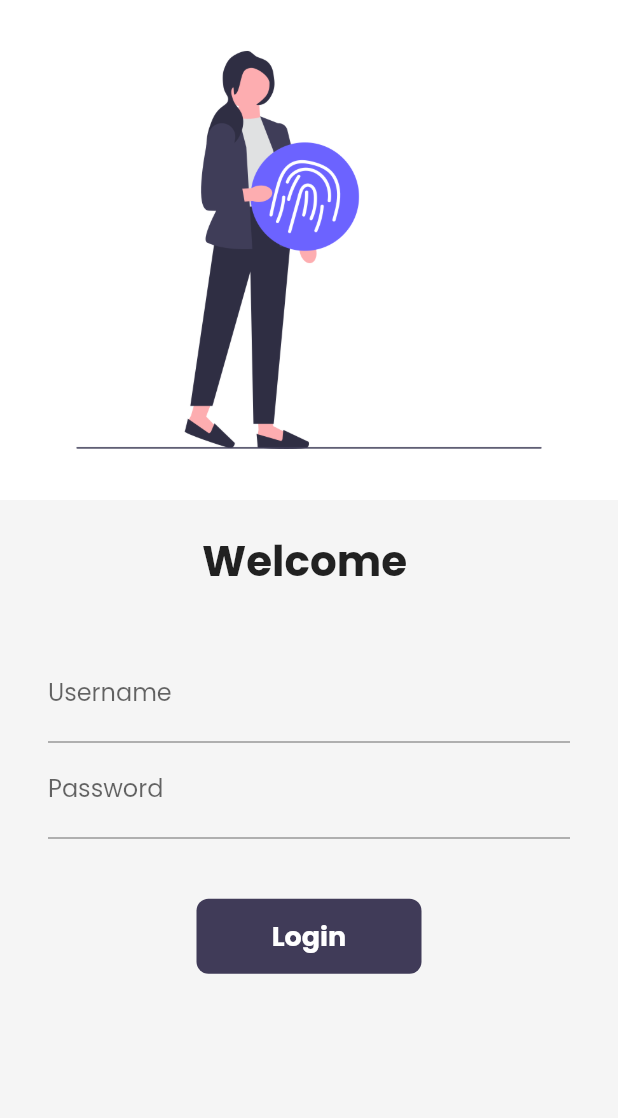
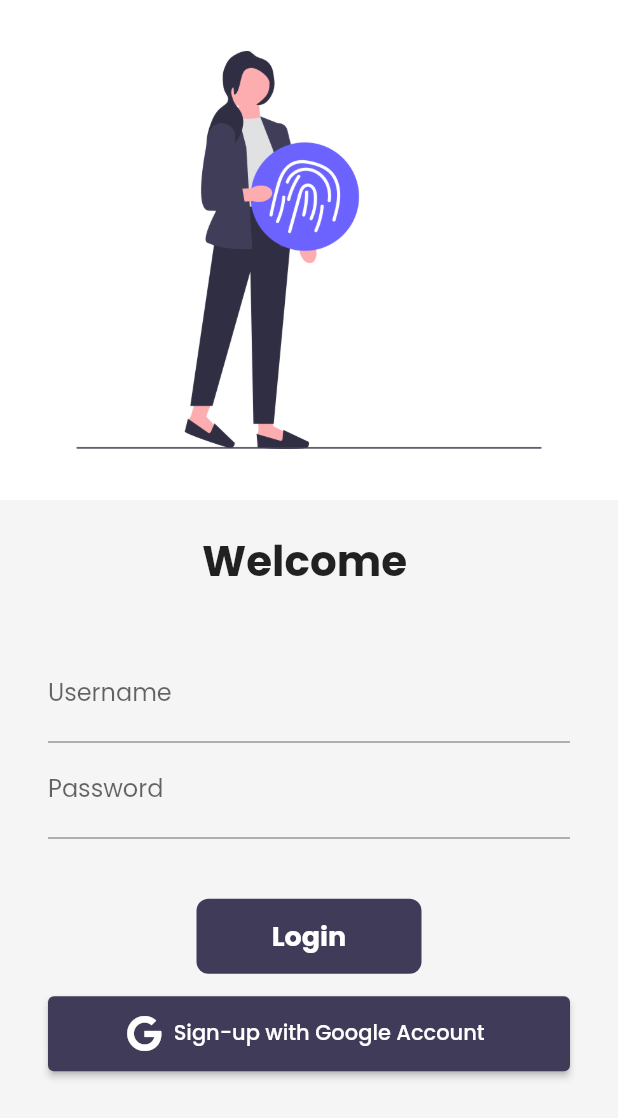
Before and after one commit to FuriousFoe/InheritanceProject, a Flutter app: the screen it shows after launch, on a phone screen of 412 x 824 dp. Shown: the top 1118 px of the screen. Run offline on Flutter 3.47's test engine with Material 2 defaults, Android fonts, the phone set to English and light mode, and no system bars; our stand-ins replace cloud_firestore, firebase_auth, firebase_core, font_awesome_flutter, google_fonts, google_maps_flutter and 2 more; accounts and stored records are empty.

Commit message:
login branch created

```diff
--- a/My apps/flutter_project/lib/main.dart
+++ b/My apps/flutter_project/lib/main.dart
@@ -1,4 +1,3 @@
-
 import 'package:flutter/material.dart';
 import 'package:flutter_project/pages/account_detailspage.dart';
 import 'package:flutter_project/pages/cart_page.dart';
@@ -15,20 +14,20 @@ import 'package:flutter_project/widgets/themes.dart';
 import 'package:firebase_core/firebase_core.dart';
 import 'package:cloud_firestore/cloud_firestore.dart';
 import 'package:flutter_project/pages/maps/google_map_api.dart';
+import 'package:provider/provider.dart';
 
 void main() async {
-
   WidgetsFlutterBinding.ensureInitialized();
   await Firebase.initializeApp();
-  runApp( MaterialApp(home: const MyApp()));
+  runApp(MaterialApp(home: const MyApp()));
 }
-
 
 class MyApp extends StatelessWidget {
   const MyApp({Key? key}) : super(key: key);
   @override
-  Widget build(BuildContext context) {
-    return MaterialApp(
+  Widget build(BuildContext context) => ChangeNotifierProvider(
+        create: (context) => GoogleSignInProvider(),
+        child: MaterialApp(
           themeMode: ThemeMode.system,
           theme: MyTheme.lightTheme(context),
           darkTheme: MyTheme.darkTheme(context),
@@ -39,15 +38,15 @@ class MyApp extends StatelessWidget {
             MyRoutes.homeRoute: (context) => HomePage(),
             MyRoutes.loginRoute: (context) => LoginPage(),
             MyRoutes.cartRoute: (context) => CartPage(),
-        MyRoutes.profileRoute:(context) => Frame(),
-        MyRoutes.accountRoute:(context) => Frametwo(),
-        MyRoutes.facilityRoute:(context) => Facilities(),
-        MyRoutes.buttonRoute:(context) => Home(),
-        MyRoutes.termsRoute:(context) => Terms(),
-        MyRoutes.accountRoute:(context) => Frametwo(),
-        MyRoutes.roomRoute:(context) => RoomDetails(),
+            MyRoutes.profileRoute: (context) => Frame(),
+            MyRoutes.accountRoute: (context) => Frametwo(),
+            MyRoutes.facilityRoute: (context) => Facilities(),
+            MyRoutes.buttonRoute: (context) => Home(),
+            MyRoutes.termsRoute: (context) => Terms(),
+            MyRoutes.accountRoute: (context) => Frametwo(),
+            MyRoutes.roomRoute: (context) => RoomDetails(),
             MyRoutes.mapRoute: (context) => GoogleMapAPI()
           },
+        ),
       );
 }
-}
--- a/My apps/flutter_project/lib/pages/loginpage.dart
+++ b/My apps/flutter_project/lib/pages/loginpage.dart
@@ -1,7 +1,32 @@
 import 'package:cloud_firestore/cloud_firestore.dart';
+import 'package:firebase_auth/firebase_auth.dart';
 import 'package:flutter/material.dart';
 import 'package:flutter_project/utils/routes.dart';
+import 'package:font_awesome_flutter/font_awesome_flutter.dart';
+import 'package:google_sign_in/google_sign_in.dart';
+import 'package:provider/provider.dart';
 import 'package:velocity_x/velocity_x.dart';
+
+class GoogleSignInProvider extends ChangeNotifier {
+  final google_sign_in = GoogleSignIn();
+  GoogleSignInAccount? _user;
+
+  GoogleSignInAccount get user => _user!;
+
+  Future googleLogin() async {
+    final google_user = await google_sign_in.signIn();
+    if (google_user == null) return;
+    _user = google_user;
+
+    final google_auth = await google_user.authentication;
+
+    final credential = GoogleAuthProvider.credential(
+        accessToken: google_auth.accessToken, idToken: google_auth.idToken);
+
+    await FirebaseAuth.instance.signInWithCredential(credential);
+    notifyListeners();
+  }
+}
 
 class LoginPage extends StatefulWidget {
   @override
@@ -10,7 +35,7 @@ class LoginPage extends StatefulWidget {
 
 class _LoginPageState extends State<LoginPage> {
   String name = "";
-  String password = "" ;
+  String password = "";
   bool changeButton = false;
 
   final _formKey = GlobalKey<FormState>();
@@ -28,11 +53,11 @@ class _LoginPageState extends State<LoginPage> {
     }
   }
 
-  getData (){
-
-    Map<String,dynamic> loginData = {"Name" : name , "Password" : password } ;
-    CollectionReference collectionReference = FirebaseFirestore.instance.collection('login') ;
-    collectionReference.add(loginData) ;
+  getData() {
+    Map<String, dynamic> loginData = {"Name": name, "Password": password};
+    CollectionReference collectionReference =
+        FirebaseFirestore.instance.collection('login');
+    collectionReference.add(loginData);
   }
 
   @override
@@ -92,7 +117,7 @@ class _LoginPageState extends State<LoginPage> {
                         validator: (value) {
                           if (value!.isEmpty) {
                             return "Password cannot be empty";
-                          } else if (value.length == 5) {
+                          } else if (value.length == 6) {
                             return "Password length should be atleast 6";
                           }
 
@@ -111,10 +136,10 @@ class _LoginPageState extends State<LoginPage> {
                         borderRadius:
                             BorderRadius.circular(changeButton ? 50 : 8),
                         child: InkWell(
-                        //  onTap: () => moveToHome(context),
-                          onTap :(){
+                          //  onTap: () => moveToHome(context),
+                          onTap: () {
                             Navigator.pushNamed(context, MyRoutes.homeRoute);
-                            getData() ;
+                            getData();
                           },
                           child: AnimatedContainer(
                             duration: Duration(seconds: 1),
@@ -136,6 +161,24 @@ class _LoginPageState extends State<LoginPage> {
                           ),
                         ),
                       ),
+                      SizedBox(height: 15),
+                      ChangeNotifierProvider(
+                        create: (context) => GoogleSignInProvider(),
+                        child: ElevatedButton.icon(
+                            style: ElevatedButton.styleFrom(
+                                primary: context.theme.buttonColor,
+                                onPrimary: Colors.white,
+                                minimumSize: Size(double.infinity, 50)),
+                            onPressed: () {
+                              final provider =
+                                  Provider.of<GoogleSignInProvider>(context,
+                                      listen: false);
+                              provider.googleLogin();
+                            },
+                            icon: FaIcon(FontAwesomeIcons.google,
+                                color: Colors.white),
+                            label: Text("Sign-up with Google Account")),
+                      )
                     ],
                   ),
                 )
```
Also changed, not shown: My apps/flutter_project/pubspec.yaml (+9 -0 lines), My apps/flutter_project/pubspec.lock, 3 other files. Lines whose indentation alone changed are shown as unchanged.
